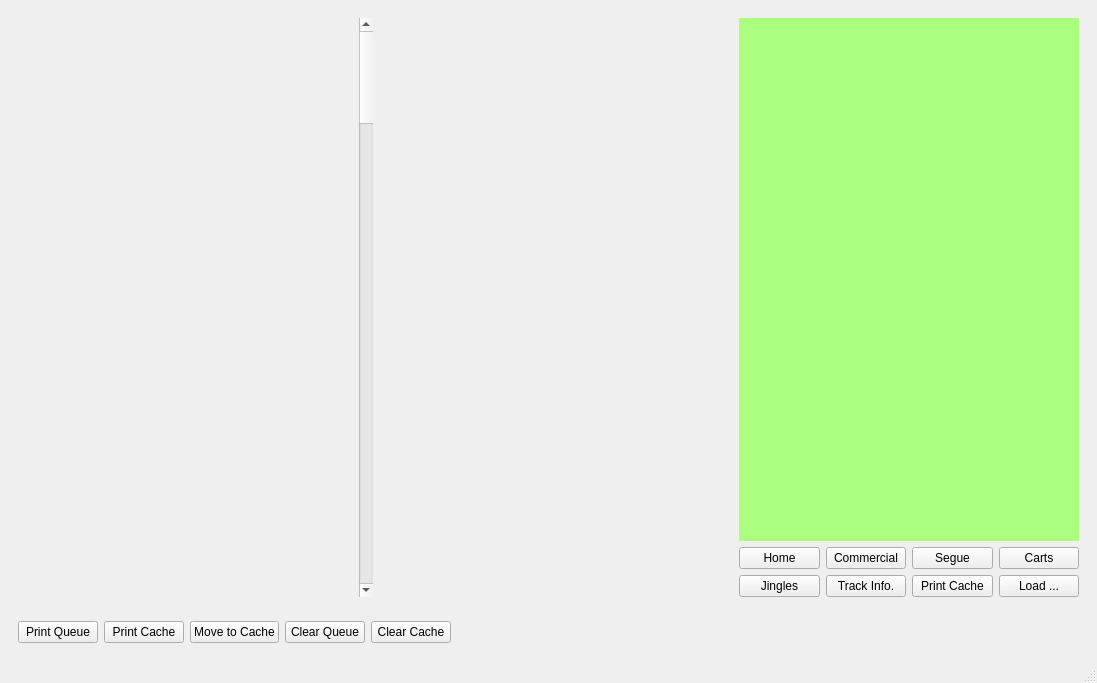
This is rave/OATS/mainwindow.ui in pgathogo/raven as Qt 5 draws it before an edit. The edited form follows.
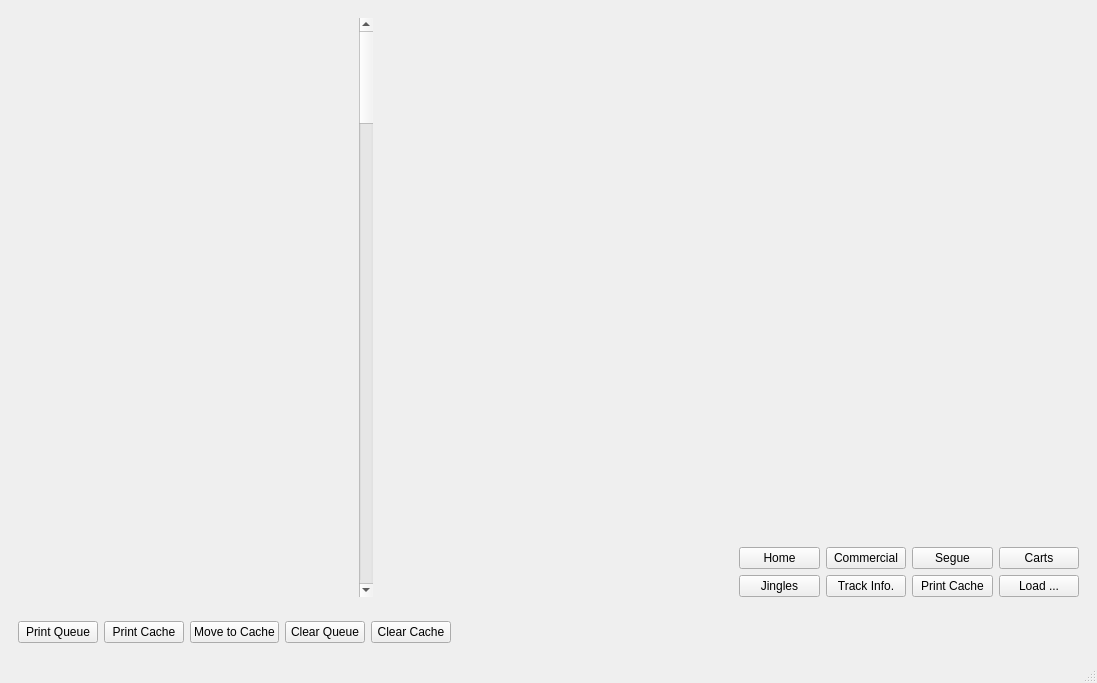
This is the edited form.

Patch:
```diff
--- a/rave/OATS/mainwindow.ui
+++ b/rave/OATS/mainwindow.ui
@@ -87,7 +87,7 @@
                 </sizepolicy>
                </property>
                <property name="styleSheet">
-                <string notr="true">background-color: rgb(170, 255, 127);S</string>
+                <string notr="true"/>
                </property>
                <property name="currentIndex">
                 <number>0</number>
```
